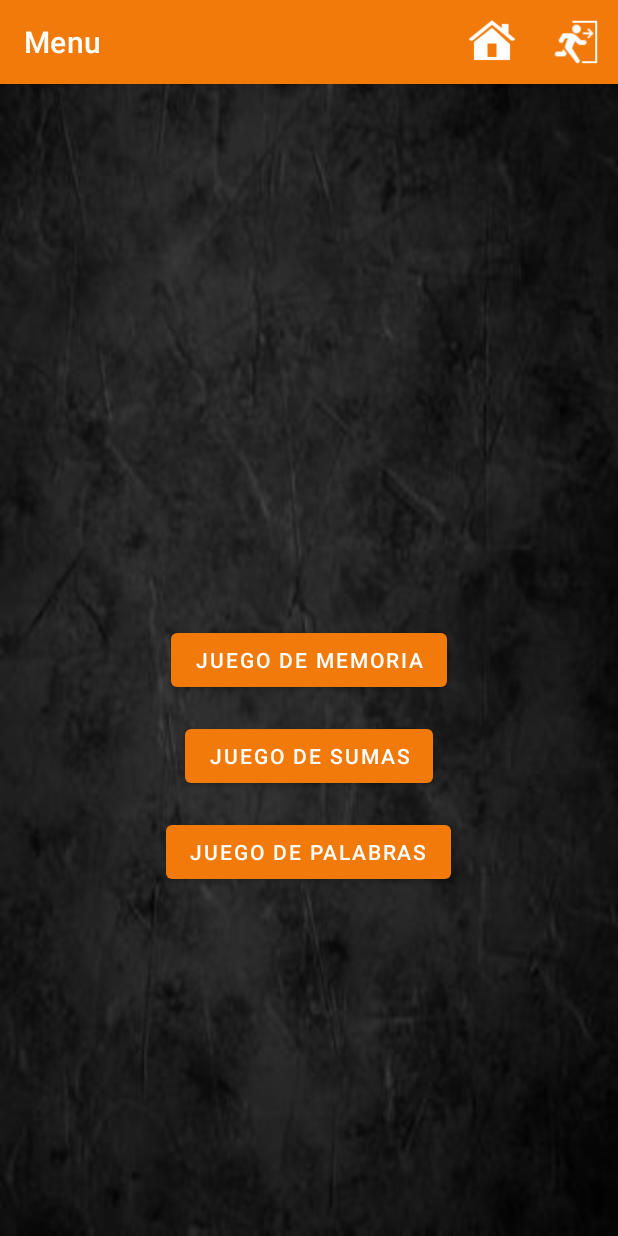
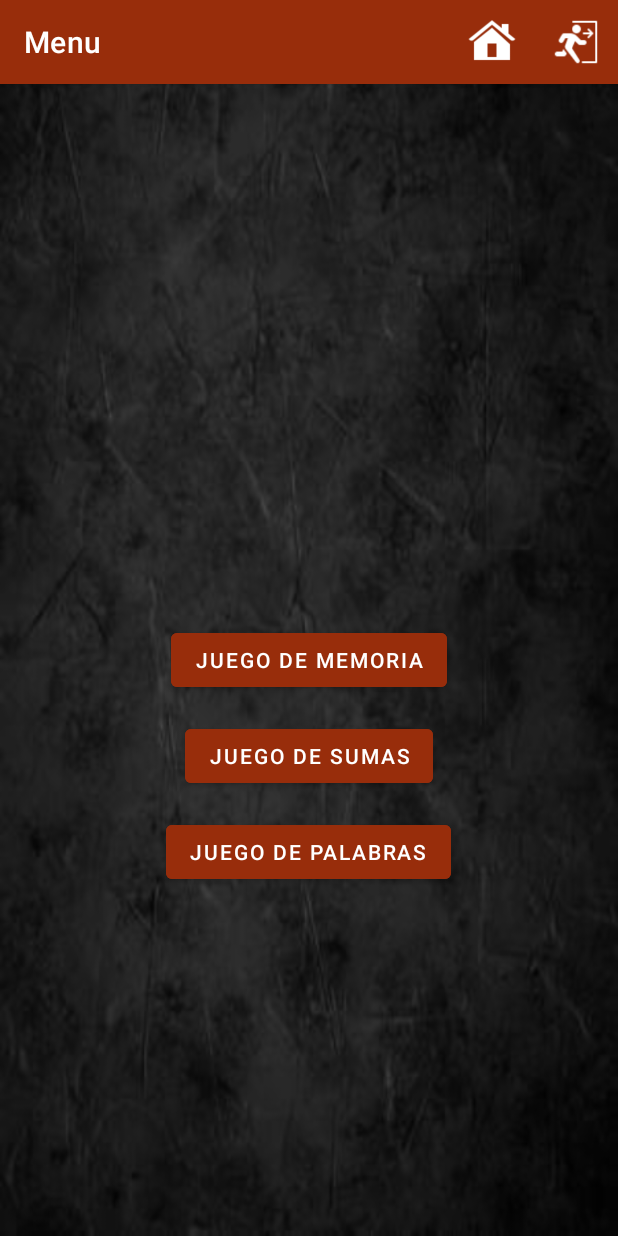
Before and after one commit to julsie157/JuegoProyectoFinal, an Android app: the MainActivity screen opened directly, with no data from a screen before it, on a phone screen of 412 x 824 dp. Run offline under Robolectric (Android 15) with nearby library versions, the phone set to English and light mode, and no system bars; our stand-ins replace Firebase (no records; nobody signed in at launch, a user with empty details on screens opened directly).

Commit message:
TODO GUCCI

```diff
--- a/app/src/main/res/layout/activity_game_options.xml
+++ b/app/src/main/res/layout/activity_game_options.xml
@@ -18,6 +18,7 @@
         android:text="Jugar"
         style="@style/Widget.MaterialComponents.Button"
         app:backgroundTint="?android:attr/colorMultiSelectHighlight"
+        android:backgroundTint="#982D0B"
         android:layout_centerInParent="true" />
 
     <com.google.android.material.button.MaterialButton
@@ -27,6 +28,7 @@
         android:text="Ver Puntuaciones"
         style="@style/Widget.MaterialComponents.Button"
         app:backgroundTint="?android:attr/colorMultiSelectHighlight"
+        android:backgroundTint="#982D0B"
         android:layout_below="@id/playButton"
         android:layout_marginTop="16dp"
         android:layout_centerHorizontal="true" />
--- a/app/src/main/res/layout/activity_login.xml
+++ b/app/src/main/res/layout/activity_login.xml
@@ -42,6 +42,7 @@
         android:text="Iniciar sesión"
         style="@style/Widget.MaterialComponents.Button"
         app:backgroundTint="?android:attr/colorMultiSelectHighlight"
+        android:backgroundTint="#982D0B"
         android:layout_marginBottom="16dp" />
 
     <TextView
--- a/app/src/main/res/layout/activity_main.xml
+++ b/app/src/main/res/layout/activity_main.xml
@@ -24,6 +24,7 @@
             android:text="Juego de Memoria"
             style="@style/Widget.MaterialComponents.Button"
             app:backgroundTint="?android:attr/colorMultiSelectHighlight"
+            android:backgroundTint="#982D0B"
             android:layout_centerInParent="true" />
 
         <com.google.android.material.button.MaterialButton
@@ -34,6 +35,7 @@
             style="@style/Widget.MaterialComponents.Button"
             android:layout_below="@id/memoryGameButton"
             app:backgroundTint="?android:attr/colorMultiSelectHighlight"
+            android:backgroundTint="#982D0B"
             android:layout_marginTop="16dp"
             android:layout_centerHorizontal="true" />
 
@@ -45,6 +47,7 @@
             style="@style/Widget.MaterialComponents.Button"
             android:layout_below="@id/calculationGameButton"
             app:backgroundTint="?android:attr/colorMultiSelectHighlight"
+            android:backgroundTint="#982D0B"
             android:layout_marginTop="16dp"
             android:layout_centerHorizontal="true" />
     </RelativeLayout>
--- a/app/src/main/res/layout/activity_register.xml
+++ b/app/src/main/res/layout/activity_register.xml
@@ -41,7 +41,8 @@
         android:layout_height="wrap_content"
         android:layout_marginBottom="4dp"
         android:text="Registrarse"
-        app:backgroundTint="?android:attr/colorMultiSelectHighlight" />
+        app:backgroundTint="?android:attr/colorMultiSelectHighlight"
+        android:backgroundTint="#982D0B"/>
 
     <com.google.android.material.button.MaterialButton
         android:id="@+id/backButton"
@@ -51,6 +52,7 @@
         android:layout_marginTop="4dp"
         android:text="Atrás"
         app:backgroundTint="?android:attr/colorMultiSelectHighlight"
+        android:backgroundTint="#982D0B"
         app:layout_constraintEnd_toEndOf="parent"
         app:layout_constraintStart_toStartOf="parent"
         app:layout_constraintTop_toBottomOf="@id/registerButton" />
--- a/app/src/main/res/layout/activity_scores.xml
+++ b/app/src/main/res/layout/activity_scores.xml
@@ -24,7 +24,7 @@
             android:paddingBottom="16dp"
             android:text="Mejores Puntuaciones"
             android:textAllCaps="true"
-            android:textColor="@color/design_default_color_error"
+            android:textColor="#A88006"
             android:textSize="24sp"
             android:textStyle="bold|italic" />
 
--- a/app/src/main/res/layout/activity_word_game.xml
+++ b/app/src/main/res/layout/activity_word_game.xml
@@ -64,6 +64,7 @@
         android:layout_marginTop="16dp"
         android:text="Comprobar"
         app:backgroundTint="?android:attr/colorMultiSelectHighlight"
+        android:backgroundTint="#982D0B"
         app:layout_constraintEnd_toEndOf="parent"
         app:layout_constraintStart_toStartOf="parent"
         app:layout_constraintTop_toBottomOf="@id/textInputLayout" />
--- a/app/src/main/res/layout/toolbar.xml
+++ b/app/src/main/res/layout/toolbar.xml
@@ -10,6 +10,7 @@
         android:layout_width="match_parent"
         android:layout_height="?attr/actionBarSize"
         android:background="?android:attr/colorMultiSelectHighlight"
+        android:backgroundTint="#982D0B"
         app:popupTheme="@style/ThemeOverlay.AppCompat.Light"
         app:title="Menu"
         app:titleTextColor="@color/white" />
```
